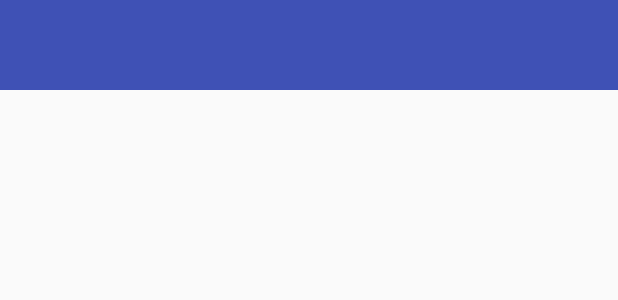
After one commit to Ionut93/android-circular-range-bar, an Android app: the layout activity_appointment.xml on its own in the app's theme, with its tools: preview values and no code run, on a phone screen of 412 x 824 dp. The commit adds this screen. Shown: the top 300 px of the screen. Run offline under Robolectric (Android 15) with nearby library versions, the phone set to English and light mode, and no system bars.

```diff
--- a/app/src/main/AndroidManifest.xml
+++ b/app/src/main/AndroidManifest.xml
@@ -8,8 +8,7 @@
         android:label="@string/app_name"
         android:supportsRtl="true"
         android:theme="@style/AppTheme">
-        <activity android:name=".MainActivity">
-        </activity>
+        <activity android:name=".MainActivity"></activity>
         <activity android:name=".Main2Activity">
             <intent-filter>
                 <action android:name="android.intent.action.MAIN" />
@@ -17,6 +16,7 @@
                 <category android:name="android.intent.category.LAUNCHER" />
             </intent-filter>
         </activity>
+        <activity android:name=".AppointmentActivity"></activity>
     </application>
 
 </manifest>
--- a/app/src/main/res/drawable/round_button.xml
+++ b/app/src/main/res/drawable/round_button.xml
@@ -1,6 +1,6 @@
 <?xml version="1.0" encoding="utf-8"?>
 <shape xmlns:android="http://schemas.android.com/apk/res/android"
     android:shape="oval">
-    <solid android:color="@color/opaqueBlue" />
+    <solid android:color="@android:color/holo_red_dark" />
 
 </shape>
--- /dev/null
+++ b/app/src/main/res/layout/activity_appointment.xml
@@ -0,0 +1,27 @@
+<?xml version="1.0" encoding="utf-8"?>
+<RelativeLayout xmlns:android="http://schemas.android.com/apk/res/android"
+    android:id="@+id/activity_appointment"
+    android:layout_width="match_parent"
+    android:layout_height="match_parent">
+
+    <RelativeLayout
+        android:layout_width="match_parent"
+        android:layout_height="60dp"
+        android:gravity="center_horizontal"
+        android:background="@color/colorPrimary">
+
+        <ImageView
+            android:layout_width="wrap_content"
+            android:layout_height="wrap_content" />
+
+        <TextView
+            android:layout_width="wrap_content"
+            android:layout_height="wrap_content" />
+
+        <ImageView
+            android:layout_width="wrap_content"
+            android:layout_height="wrap_content" />
+
+    </RelativeLayout>
+
+</RelativeLayout>
```
Also changed, not shown: app/src/main/java/com/circularrangebar/AppointmentActivity.java (added, +13 -0 lines), app/src/main/java/com/circularrangebar/CircularRangeBar/CircularRangeBar.java (+44 -8 lines), app/src/main/java/com/circularrangebar/CircularRangeBar/Thumb.java (+12 -1 lines), app/src/main/res/drawable-xxhdpi/edit_icon.png (added).
